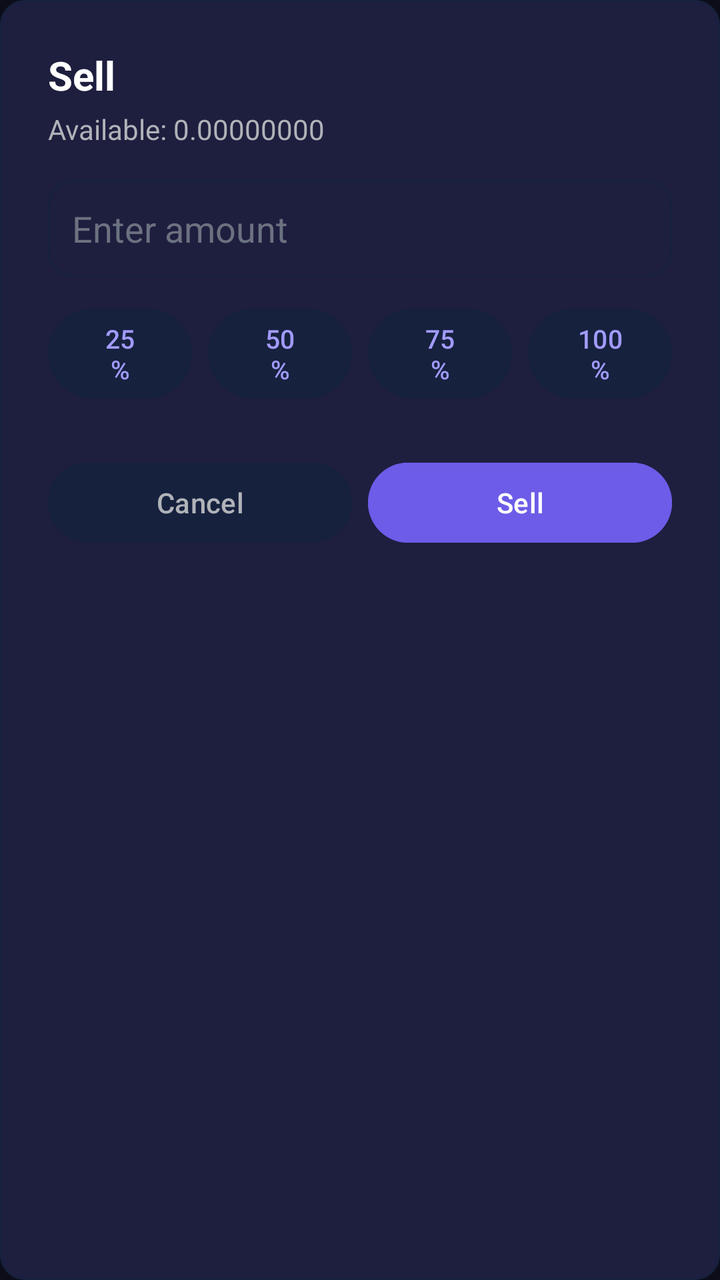
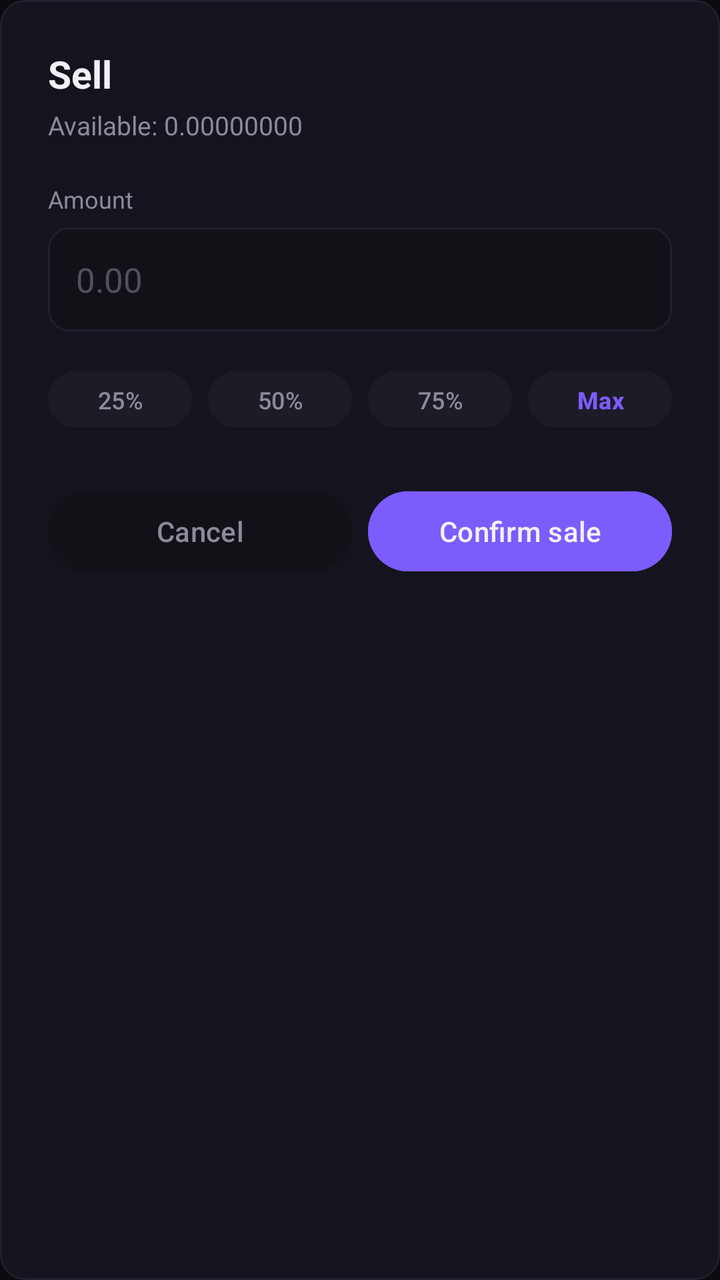

Compare the two renders of this Android layout. The source of the first and the diff that turns it into the second are given below.
<!-- AndroidManifest.xml: application theme Theme.CryptoApplication -->
<!-- res/layout/dialog_sell_asset.xml -->
<?xml version="1.0" encoding="utf-8"?>
<LinearLayout xmlns:android="http://schemas.android.com/apk/res/android"
    android:layout_width="match_parent"
    android:layout_height="wrap_content"
    android:orientation="vertical"
    android:background="@drawable/dark_card_background"
    android:padding="24dp">

    
    <TextView
        android:id="@+id/txtSellDialogTitle"
        android:layout_width="match_parent"
        android:layout_height="wrap_content"
        android:text="Sell"
        android:textColor="@color/text_primary"
        android:textSize="20sp"
        android:textStyle="bold"
        android:layout_marginBottom="4dp" />

    
    <TextView
        android:id="@+id/txtAvailableBalance"
        android:layout_width="match_parent"
        android:layout_height="wrap_content"
        android:text="Available: 0.00000000"
        android:textColor="@color/text_secondary"
        android:textSize="14sp"
        android:layout_marginBottom="16dp" />

    
    <EditText
        android:id="@+id/etSellAmount"
        android:layout_width="match_parent"
        android:layout_height="wrap_content"
        android:inputType="numberDecimal"
        android:hint="Enter amount"
        android:textColor="@color/text_primary"
        android:textColorHint="@color/text_tertiary"
        android:textSize="18sp"
        android:padding="12dp"
        android:background="@drawable/dark_card_background"
        android:layout_marginBottom="12dp" />

    
    <LinearLayout
        android:id="@+id/layoutQuickSelect"
        android:layout_width="match_parent"
        android:layout_height="wrap_content"
        android:orientation="horizontal"
        android:layout_marginBottom="24dp">

        <Button
            android:id="@+id/btn25"
            android:layout_width="0dp"
            android:layout_height="wrap_content"
            android:layout_weight="1"
            android:text="25%"
            android:backgroundTint="@color/dark_surface_variant"
            android:textColor="@color/purple_secondary"
            android:textSize="13sp"
            android:layout_marginEnd="4dp" />

        <Button
            android:id="@+id/btn50"
            android:layout_width="0dp"
            android:layout_height="wrap_content"
            android:layout_weight="1"
            android:text="50%"
            android:backgroundTint="@color/dark_surface_variant"
            android:textColor="@color/purple_secondary"
            android:textSize="13sp"
            android:layout_marginStart="4dp"
            android:layout_marginEnd="4dp" />

        <Button
            android:id="@+id/btn75"
            android:layout_width="0dp"
            android:layout_height="wrap_content"
            android:layout_weight="1"
            android:text="75%"
            android:backgroundTint="@color/dark_surface_variant"
            android:textColor="@color/purple_secondary"
            android:textSize="13sp"
            android:layout_marginStart="4dp"
            android:layout_marginEnd="4dp" />

        <Button
            android:id="@+id/btn100"
            android:layout_width="0dp"
            android:layout_height="wrap_content"
            android:layout_weight="1"
            android:text="100%"
            android:backgroundTint="@color/dark_surface_variant"
            android:textColor="@color/purple_secondary"
            android:textSize="13sp"
            android:layout_marginStart="4dp" />

    </LinearLayout>

    
    <LinearLayout
        android:layout_width="match_parent"
        android:layout_height="wrap_content"
        android:orientation="horizontal">

        <Button
            android:id="@+id/btnSellCancel"
            android:layout_width="0dp"
            android:layout_height="wrap_content"
            android:layout_weight="1"
            android:text="Cancel"
            android:backgroundTint="@color/dark_surface_variant"
            android:textColor="@color/text_secondary"
            android:layout_marginEnd="8dp" />

        <Button
            android:id="@+id/btnSellConfirm"
            android:layout_width="0dp"
            android:layout_height="wrap_content"
            android:layout_weight="1"
            android:text="Sell"
            android:backgroundTint="@color/purple_primary"
            android:textColor="@color/text_primary" />

    </LinearLayout>

</LinearLayout>
<!-- resources referenced by this layout -->
<resources>
  <color name="dark_surface_variant">#16213E</color>
  <color name="purple_primary">#6C5CE7</color>
  <color name="purple_secondary">#A29BFE</color>
  <color name="text_primary">#FFFFFF</color>
  <color name="text_secondary">#B0B3B8</color>
  <color name="text_tertiary">#6B7280</color>
  <!-- drawable dark_card_background (drawable) -->
  <?xml version="1.0" encoding="utf-8"?>
  <shape xmlns:android="http://schemas.android.com/apk/res/android">
      <solid android:color="@color/dark_card" />
      <corners android:radius="12dp" />
      <stroke 
          android:width="1dp" 
          android:color="@color/dark_surface_variant" />
  </shape>
  <style name="Theme.CryptoApplication" parent="Theme.Material3.DayNight.NoActionBar">
          
          <item name="colorPrimary">@color/purple_primary</item>
          <item name="colorOnPrimary">@color/text_primary</item>
          <item name="colorPrimaryContainer">@color/purple_accent</item>
          <item name="colorOnPrimaryContainer">@color/text_primary</item>
          
          
          <item name="colorSecondary">@color/purple_secondary</item>
          <item name="colorOnSecondary">@color/text_primary</item>
          <item name="colorSecondaryContainer">@color/dark_surface_variant</item>
          <item name="colorOnSecondaryContainer">@color/text_secondary</item>
  
          
          <item name="colorSurface">@color/dark_background</item>
          <item name="colorOnSurface">@color/text_primary</item>
          <item name="colorSurfaceVariant">@color/dark_surface</item>
          <item name="colorOnSurfaceVariant">@color/text_secondary</item>
          
          
          <item name="android:colorBackground">@color/dark_background</item>
          <item name="colorOnBackground">@color/text_primary</item>
          <item name="android:windowBackground">@color/dark_background</item>
          
          
          <item name="android:statusBarColor">@color/dark_background</item>
          <item name="android:windowLightStatusBar">false</item>
          
          
          <item name="android:navigationBarColor">@color/dark_background</item>
          
          
          <item name="colorError">@color/red_loss</item>
          <item name="colorOnError">@color/text_primary</item>
      </style>
  <color name="dark_card">#1E1E3F</color>
  <color name="purple_accent">#8B7CF6</color>
  <color name="dark_background">#0D0D1A</color>
  <color name="dark_surface">#1A1A2E</color>
  <color name="red_loss">#FF6B6B</color>
</resources>

<!-- the commit's change to res/layout/dialog_sell_asset.xml (unified diff, before → after) -->
@@ -13,7 +13,7 @@
         android:layout_height="wrap_content"
         android:text="Sell"
         android:textColor="@color/text_primary"
-        android:textSize="20sp"
+        android:textSize="19sp"
         android:textStyle="bold"
         android:layout_marginBottom="4dp" />
 
@@ -24,22 +24,40 @@
         android:layout_height="wrap_content"
         android:text="Available: 0.00000000"
         android:textColor="@color/text_secondary"
-        android:textSize="14sp"
-        android:layout_marginBottom="16dp" />
+        android:textSize="13sp"
+        android:layout_marginBottom="20dp" />
 
     
-    <EditText
-        android:id="@+id/etSellAmount"
+    <TextView
+        android:layout_width="wrap_content"
+        android:layout_height="wrap_content"
+        android:text="Amount"
+        android:textColor="@color/text_secondary"
+        android:textSize="12sp"
+        android:layout_marginBottom="6dp" />
+
+    
+    <LinearLayout
         android:layout_width="match_parent"
-        android:layout_height="wrap_content"
-        android:inputType="numberDecimal"
-        android:hint="Enter amount"
-        android:textColor="@color/text_primary"
-        android:textColorHint="@color/text_tertiary"
-        android:textSize="18sp"
-        android:padding="12dp"
-        android:background="@drawable/dark_card_background"
-        android:layout_marginBottom="12dp" />
+        android:layout_height="52dp"
+        android:background="@drawable/input_background"
+        android:gravity="center_vertical"
+        android:paddingStart="14dp"
+        android:paddingEnd="14dp"
+        android:layout_marginBottom="16dp">
+
+        <EditText
+            android:id="@+id/etSellAmount"
+            android:layout_width="match_parent"
+            android:layout_height="wrap_content"
+            android:inputType="numberDecimal"
+            android:hint="0.00"
+            android:textColor="@color/text_primary"
+            android:textColorHint="@color/text_tertiary"
+            android:textSize="17sp"
+            android:background="@android:color/transparent" />
+
+    </LinearLayout>
 
     
     <LinearLayout
@@ -52,47 +70,48 @@
         <Button
             android:id="@+id/btn25"
             android:layout_width="0dp"
-            android:layout_height="wrap_content"
+            android:layout_height="36dp"
             android:layout_weight="1"
             android:text="25%"
             android:backgroundTint="@color/dark_surface_variant"
-            android:textColor="@color/purple_secondary"
-            android:textSize="13sp"
+            android:textColor="@color/text_secondary"
+            android:textSize="12sp"
             android:layout_marginEnd="4dp" />
 
         <Button
             android:id="@+id/btn50"
             android:layout_width="0dp"
-            android:layout_height="wrap_content"
+            android:layout_height="36dp"
             android:layout_weight="1"
             android:text="50%"
             android:backgroundTint="@color/dark_surface_variant"
-            android:textColor="@color/purple_secondary"
-            android:textSize="13sp"
+            android:textColor="@color/text_secondary"
+            android:textSize="12sp"
             android:layout_marginStart="4dp"
             android:layout_marginEnd="4dp" />
 
         <Button
             android:id="@+id/btn75"
             android:layout_width="0dp"
-            android:layout_height="wrap_content"
+            android:layout_height="36dp"
             android:layout_weight="1"
             android:text="75%"
             android:backgroundTint="@color/dark_surface_variant"
-            android:textColor="@color/purple_secondary"
-            android:textSize="13sp"
+            android:textColor="@color/text_secondary"
+            android:textSize="12sp"
             android:layout_marginStart="4dp"
             android:layout_marginEnd="4dp" />
 
         <Button
             android:id="@+id/btn100"
             android:layout_width="0dp"
-            android:layout_height="wrap_content"
+            android:layout_height="36dp"
             android:layout_weight="1"
-            android:text="100%"
+            android:text="Max"
             android:backgroundTint="@color/dark_surface_variant"
-            android:textColor="@color/purple_secondary"
-            android:textSize="13sp"
+            android:textColor="@color/purple_primary"
+            android:textSize="12sp"
+            android:textStyle="bold"
             android:layout_marginStart="4dp" />
 
     </LinearLayout>
@@ -106,21 +125,23 @@
         <Button
             android:id="@+id/btnSellCancel"
             android:layout_width="0dp"
-            android:layout_height="wrap_content"
+            android:layout_height="48dp"
             android:layout_weight="1"
             android:text="Cancel"
-            android:backgroundTint="@color/dark_surface_variant"
+            android:backgroundTint="@color/dark_surface"
             android:textColor="@color/text_secondary"
+            android:textSize="14sp"
             android:layout_marginEnd="8dp" />
 
         <Button
             android:id="@+id/btnSellConfirm"
             android:layout_width="0dp"
-            android:layout_height="wrap_content"
+            android:layout_height="48dp"
             android:layout_weight="1"
-            android:text="Sell"
+            android:text="Confirm sale"
             android:backgroundTint="@color/purple_primary"
-            android:textColor="@color/text_primary" />
+            android:textColor="@color/text_primary"
+            android:textSize="14sp" />
 
     </LinearLayout>
 
<!-- resource entries referenced after the edit -->
@@ -1,19 +1,28 @@
 <!-- resources referenced by this layout -->
 <resources>
-  <color name="dark_surface_variant">#16213E</color>
-  <color name="purple_primary">#6C5CE7</color>
-  <color name="purple_secondary">#A29BFE</color>
-  <color name="text_primary">#FFFFFF</color>
-  <color name="text_secondary">#B0B3B8</color>
-  <color name="text_tertiary">#6B7280</color>
+  <color name="dark_surface_variant">#1C1C27</color>
+  <color name="purple_primary">#7C5CFC</color>
+  <color name="purple_secondary">#A48AFD</color>
+  <color name="text_primary">#F1F1F5</color>
+  <color name="text_secondary">#8A8A9A</color>
+  <color name="text_tertiary">#50505F</color>
   <!-- drawable dark_card_background (drawable) -->
   <?xml version="1.0" encoding="utf-8"?>
   <shape xmlns:android="http://schemas.android.com/apk/res/android">
       <solid android:color="@color/dark_card" />
       <corners android:radius="12dp" />
-      <stroke 
-          android:width="1dp" 
-          android:color="@color/dark_surface_variant" />
+      <stroke
+          android:width="1dp"
+          android:color="@color/stroke_default" />
+  </shape>
+  <!-- drawable input_background (drawable) -->
+  <?xml version="1.0" encoding="utf-8"?>
+  <shape xmlns:android="http://schemas.android.com/apk/res/android">
+      <solid android:color="@color/dark_surface" />
+      <corners android:radius="10dp" />
+      <stroke
+          android:width="1dp"
+          android:color="@color/stroke_default" />
   </shape>
   <style name="Theme.CryptoApplication" parent="Theme.Material3.DayNight.NoActionBar">
           
@@ -50,10 +59,11 @@
           <item name="colorError">@color/red_loss</item>
           <item name="colorOnError">@color/text_primary</item>
       </style>
-  <color name="dark_card">#1E1E3F</color>
-  <color name="purple_accent">#8B7CF6</color>
-  <color name="dark_background">#0D0D1A</color>
-  <color name="dark_surface">#1A1A2E</color>
-  <color name="red_loss">#FF6B6B</color>
+  <color name="dark_card">#14141E</color>
+  <color name="stroke_default">#1F1F2E</color>
+  <color name="purple_accent">#7C5CFC</color>
+  <color name="dark_background">#0A0A0F</color>
+  <color name="dark_surface">#111118</color>
+  <color name="red_loss">#EF4444</color>
 </resources>
 
